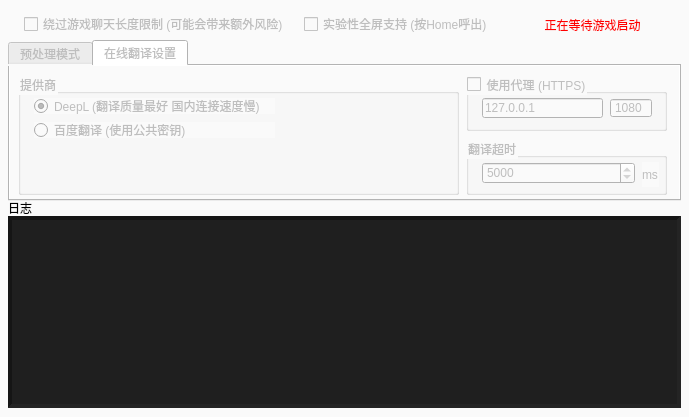
SakuraKoi/BattlefieldChat, file BattlefieldChat/BattlefieldChat.ui: the form before one commit.
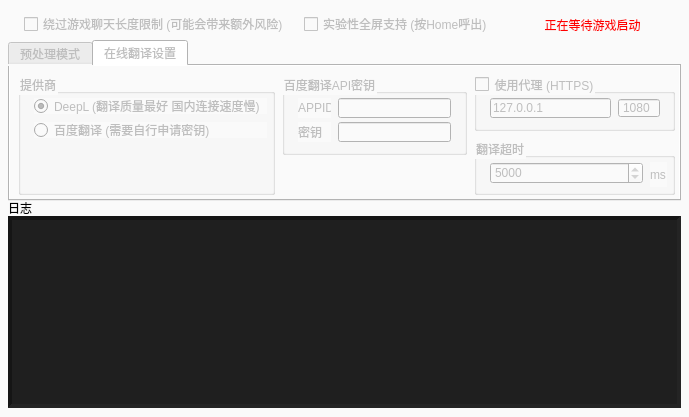
The form after the commit. The open tabs and pages were chosen to show the change. Icons and pictures are not drawn.

Commit message: [Feature] Translate base

What changed in the file:
```diff
--- a/BattlefieldChat/BattlefieldChat.ui
+++ b/BattlefieldChat/BattlefieldChat.ui
@@ -257,7 +257,7 @@
         <rect>
          <x>8</x>
          <y>8</y>
-         <width>441</width>
+         <width>257</width>
          <height>121</height>
         </rect>
        </property>
@@ -269,7 +269,7 @@
          <rect>
           <x>16</x>
           <y>24</y>
-          <width>241</width>
+          <width>233</width>
           <height>16</height>
          </rect>
         </property>
@@ -285,12 +285,12 @@
          <rect>
           <x>16</x>
           <y>48</y>
-          <width>241</width>
+          <width>233</width>
           <height>16</height>
          </rect>
         </property>
         <property name="text">
-         <string>百度翻译 (使用公共密钥)</string>
+         <string>百度翻译 (需要自行申请密钥)</string>
         </property>
         <property name="checked">
          <bool>false</bool>
@@ -300,7 +300,7 @@
       <widget class="QGroupBox" name="chkUseProxy">
        <property name="geometry">
         <rect>
-         <x>456</x>
+         <x>464</x>
          <y>8</y>
          <width>201</width>
          <height>57</height>
@@ -354,7 +354,7 @@
       <widget class="QGroupBox" name="groupBox_3">
        <property name="geometry">
         <rect>
-         <x>456</x>
+         <x>464</x>
          <y>72</y>
          <width>201</width>
          <height>57</height>
@@ -399,6 +399,65 @@
         </property>
        </widget>
       </widget>
+      <widget class="QGroupBox" name="groupBox_2">
+       <property name="geometry">
+        <rect>
+         <x>272</x>
+         <y>8</y>
+         <width>185</width>
+         <height>81</height>
+        </rect>
+       </property>
+       <property name="title">
+        <string>百度翻译API密钥</string>
+       </property>
+       <widget class="QLineEdit" name="editTranslateBaiduKey">
+        <property name="geometry">
+         <rect>
+          <x>56</x>
+          <y>48</y>
+          <width>113</width>
+          <height>20</height>
+         </rect>
+        </property>
+       </widget>
+       <widget class="QLabel" name="label_7">
+        <property name="geometry">
+         <rect>
+          <x>16</x>
+          <y>24</y>
+          <width>33</width>
+          <height>20</height>
+         </rect>
+        </property>
+        <property name="text">
+         <string>APPID</string>
+        </property>
+       </widget>
+       <widget class="QLineEdit" name="editTranslateBaiduAppid">
+        <property name="geometry">
+         <rect>
+          <x>56</x>
+          <y>24</y>
+          <width>113</width>
+          <height>20</height>
+         </rect>
+        </property>
+       </widget>
+       <widget class="QLabel" name="label_8">
+        <property name="geometry">
+         <rect>
+          <x>16</x>
+          <y>48</y>
+          <width>33</width>
+          <height>20</height>
+         </rect>
+        </property>
+        <property name="text">
+         <string>密钥</string>
+        </property>
+       </widget>
+      </widget>
      </widget>
     </widget>
    </widget>
```
Left out of the diff: 2 changed lines with no effect on the pictures. The commit also changes 9 other files.
